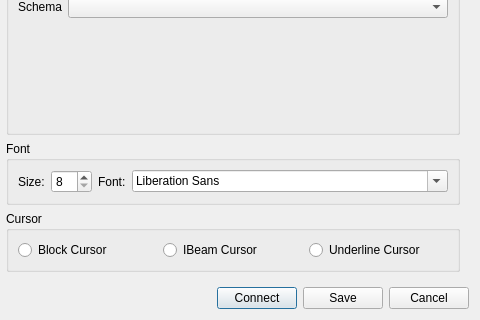
The window that woterm/qwosessionproperty.ui (hongnod/woterm) describes before a commit, drawn with Qt 5; both pictures show x 170 to 650 and y 157 to 477 of the 650 by 477 pixel window.
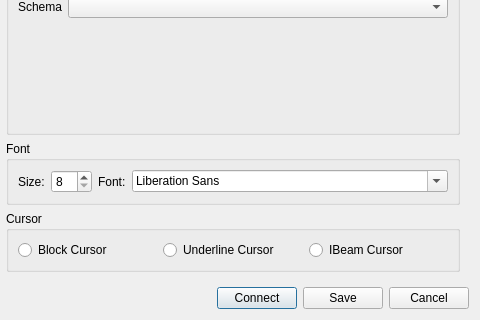
The same window after the commit. The open tabs and pages were chosen to show the change.

Diff of the .ui file:
```diff
--- a/woterm/qwosessionproperty.ui
+++ b/woterm/qwosessionproperty.ui
@@ -666,14 +666,14 @@
                 <item>
                  <widget class="QRadioButton" name="underlineCursor">
                   <property name="text">
-                   <string>IBeam Cursor</string>
+                   <string>Underline Cursor</string>
                   </property>
                  </widget>
                 </item>
                 <item>
                  <widget class="QRadioButton" name="beamCursor">
                   <property name="text">
-                   <string>Underline Cursor</string>
+                   <string>IBeam Cursor</string>
                   </property>
                  </widget>
                 </item>
```
